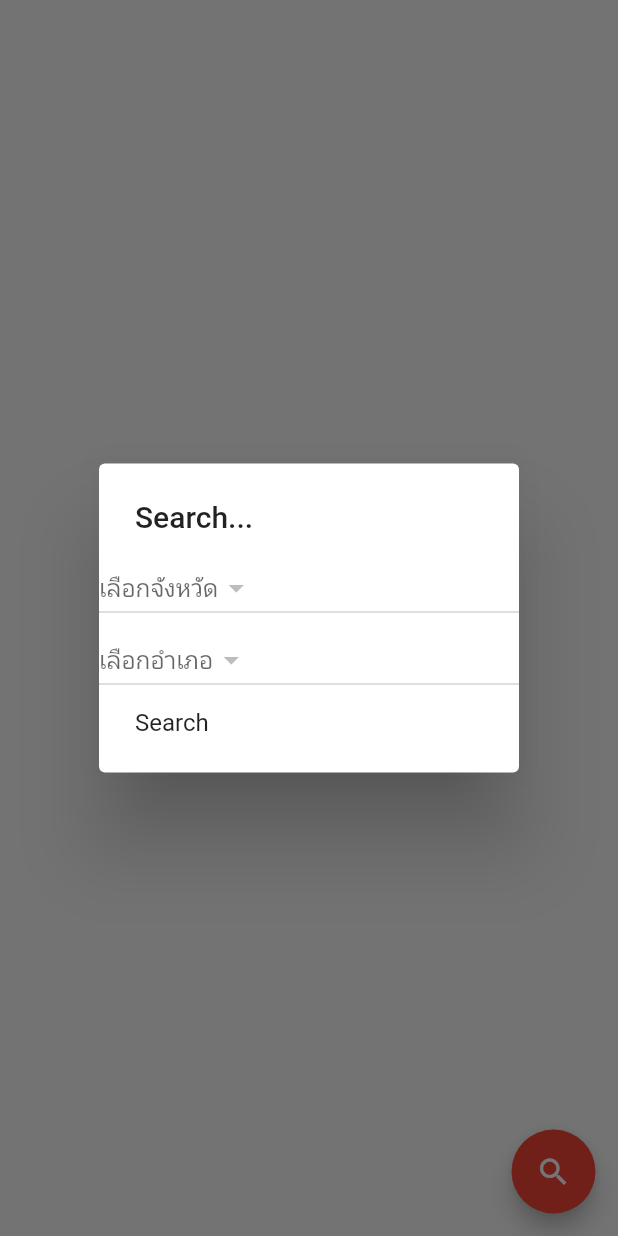
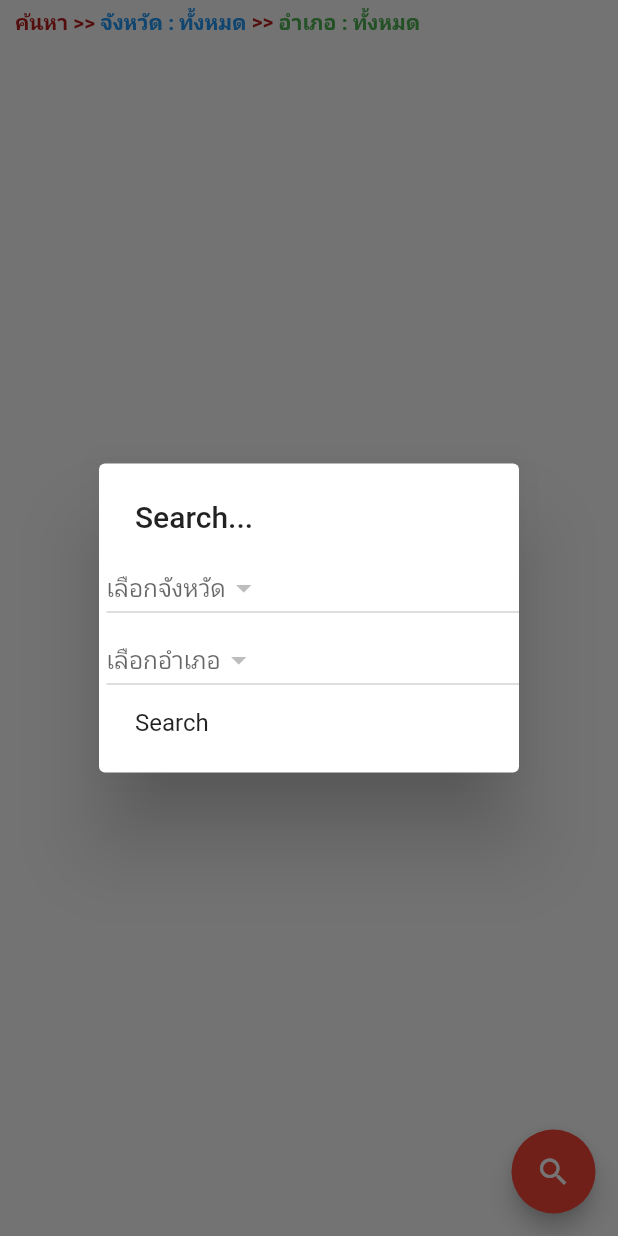
Before and after one commit to NeonX/mtracking, a Flutter app: the ListProject widget shown alone on an empty page, opened directly, after a tap on the "search" icon, on a phone screen of 412 x 824 dp. Run offline on Flutter 3.47's test engine with Material 2 defaults, Android fonts, the phone set to English and light mode, and no system bars; our stand-ins replace dio, google_fonts, google_maps_flutter, image_picker, location, progress_dialog and 2 more; accounts and stored records are empty; network calls fail.

Commit message:
android release

```diff
--- a/lib/models/amphur.dart
+++ b/lib/models/amphur.dart
@@ -48,6 +48,10 @@ class Amphur {
 
   Future<List<Amphur>> queryByPid(String pid) async {
 
+    Map<String, dynamic> map = new Map();
+    map[columnId] = '0';
+    map[columnName] = 'ทั้งหมด';
+
     String sql = 'SELECT * FROM amphur ';
     if(pid != null){
       sql += ' WHERE prov_id = $pid';
@@ -58,6 +62,7 @@ class Amphur {
     final allRows = await db.rawQuery(sql);
 
     List<Amphur> listAmp = List();
+    listAmp.add(Amphur.fromJson(map));
     allRows.forEach((row) => listAmp.add(Amphur.fromJson(row)));
 
     return listAmp;
--- a/lib/models/province.dart
+++ b/lib/models/province.dart
@@ -35,10 +35,13 @@ class Province {
 
   Future<List<Province>> query() async {
 
+
+
     Database db = await dbHelper.database;
     final allRows = await db.query(table);
 
     List<Province> listProv = List();
+
     allRows.forEach((row) => listProv.add(Province.fromJson(row)));
 
     //listProv.forEach((o) => print('==>> ' + o.pId + ' x ' + o.pName));
@@ -49,10 +52,16 @@ class Province {
 
   Future<List<Province>> querySql() async {
 
+    Map<String, dynamic> map = new Map();
+    map[columnId] = '0';
+    map[columnName] = 'ทั้งหมด';
+
     Database db = await dbHelper.database;
     final allRows = await db.rawQuery('SELECT * FROM $table ORDER BY $columnName ASC');
 
     List<Province> listProv = List();
+    listProv.add(Province.fromJson(map));
+
     allRows.forEach((row) => listProv.add(Province.fromJson(row)));
 
 
--- a/lib/utility/search_dialog.dart
+++ b/lib/utility/search_dialog.dart
@@ -91,8 +91,14 @@ class _SearchDialogState extends State<SearchDialog> {
     return SimpleDialog(
       title: Text('Search...'),
       children: <Widget>[
-        drownDownProvince(),
-        drownDownAmphur(),
+        Padding(
+          padding: const EdgeInsets.only(left:5.0),
+          child: drownDownProvince(),
+        ),
+        Padding(
+          padding: const EdgeInsets.only(left:5.0),
+          child: drownDownAmphur(),
+        ),
         SimpleDialogOption(
           onPressed: () {
             List<dynamic> list = List();
--- a/lib/widgets/list_project.dart
+++ b/lib/widgets/list_project.dart
@@ -7,29 +7,29 @@ import 'package:mtracking/models/amphur.dart';
 import 'package:mtracking/models/project_model.dart';
 import 'package:mtracking/models/province.dart';
 import 'package:mtracking/screens/upload_form.dart';
+import 'package:mtracking/utility/my_style.dart';
 import 'package:mtracking/utility/search_dialog.dart';
 import 'package:shared_preferences/shared_preferences.dart';
 
 class ListProject extends StatefulWidget {
-
   @override
   _ListProjectState createState() => _ListProjectState();
-
-
 }
 
 class _ListProjectState extends State<ListProject> {
   // Field
   List<ProjectModel> listProjectModel = List();
-  String accesskey, provname, amphname;
+  String accesskey, provname, amphname, provdisp, amphdisp;
 
   // Method
-
 
   @override
   void initState() {
     super.initState();
     getKey();
+
+    provdisp = 'ทั้งหมด';
+    amphdisp = 'ทั้งหมด';
   }
 
   Future<void> getKey() async {
@@ -62,6 +62,7 @@ class _ListProjectState extends State<ListProject> {
 
       Map<String, dynamic> proj_ls = resJs['PROJ'];
 
+      if (proj_ls.isNotEmpty) {
         proj_ls.forEach((k, v) {
           //print('$k: $v');
 
@@ -72,19 +73,36 @@ class _ListProjectState extends State<ListProject> {
             listProjectModel.add(projectModel);
           });
         });
-
-      //print('End');
+      } else {
+        setState(() {
+          listProjectModel.clear();
+        });
+      }
+    } else {
+      setState(() {
+        listProjectModel.clear();
+      });
     }
   }
 
   Future<void> refresh(Province province, Amphur amphur) async {
-    provname = province!= null ? province.pName : null;
-    amphname = amphur  != null ? amphur.aName   : null;
+    provname = province != null && province.pId != '0' ? province.pName : null;
+    amphname = amphur != null && amphur.aId != '0' ? amphur.aName : null;
+
+    setState(() {
+      provdisp = province != null ? province.pName : 'ทั้งหมด';
+      amphdisp = amphur != null ? amphur.aName : 'ทั้งหมด';
+    });
+
     readData();
   }
 
   Widget showListView() {
-    return ListView.builder(
+    return listProjectModel.isEmpty
+        ? Center(child: Text('No data'))
+        : Padding(
+            padding: const EdgeInsets.only(top: 25.0),
+            child: ListView.builder(
               itemBuilder: (BuildContext buildContext, int index) {
                 return GestureDetector(
                     child: Row(
@@ -96,14 +114,16 @@ class _ListProjectState extends State<ListProject> {
                     onTap: () {
                       ProjectModel projectModel = listProjectModel[index];
                       // Scaffold.of(context).showSnackBar(SnackBar(content: Text(projectModel.prjName)));
-              MaterialPageRoute materialPageRoute =
-                  MaterialPageRoute(builder: (BuildContext buildContext) {
-                return UploadForm(projectModel.prjId, projectModel.prjName, projectModel.jobTypeId);
+                      MaterialPageRoute materialPageRoute = MaterialPageRoute(
+                          builder: (BuildContext buildContext) {
+                        return UploadForm(projectModel.prjId,
+                            projectModel.prjName, projectModel.jobTypeId);
                       });
                       Navigator.of(context).push(materialPageRoute);
                     });
               },
               itemCount: listProjectModel.length,
+            ),
           );
   }
 
@@ -161,11 +181,43 @@ class _ListProjectState extends State<ListProject> {
     );
   }
 
+  Widget showSearchData() {
+    return Padding(
+      padding: const EdgeInsets.only(left: 10.0, top: 5.0),
+      child: Row(
+        mainAxisAlignment: MainAxisAlignment.start,
+        children: <Widget>[
+          Text('ค้นหา >> ',
+              style: TextStyle(
+                fontWeight: FontWeight.bold,
+                color: MyStyle().txtColor,
+              )),
+          Text('จังหวัด : $provdisp',
+              style: TextStyle(
+                fontWeight: FontWeight.bold,
+                color: Colors.blue.shade500,
+              )),
+          Text(' >> ',
+              style: TextStyle(
+                fontWeight: FontWeight.bold,
+                color: MyStyle().txtColor,
+              )),
+          Text('อำเภอ : $amphdisp',
+              style: TextStyle(
+                fontWeight: FontWeight.bold,
+                color: Colors.green.shade500,
+              )),
+        ],
+      ),
+    );
+  }
+
   @override
   Widget build(BuildContext context) {
     return Stack(
       children: <Widget>[
         showListView(),
+        showSearchData(),
         searchButton(),
       ],
     );
```
Also changed, not shown: lib/screens/authen.dart (+8 -8 lines), lib/screens/my_service.dart (+7 -2 lines), lib/screens/upload_form.dart (+27 -1 lines), lib/widgets/list_pending.dart (+11 -12 lines), lib/widgets/map_points.dart (+6 -2 lines), 2 other files. Lines whose indentation alone changed are shown as unchanged.
